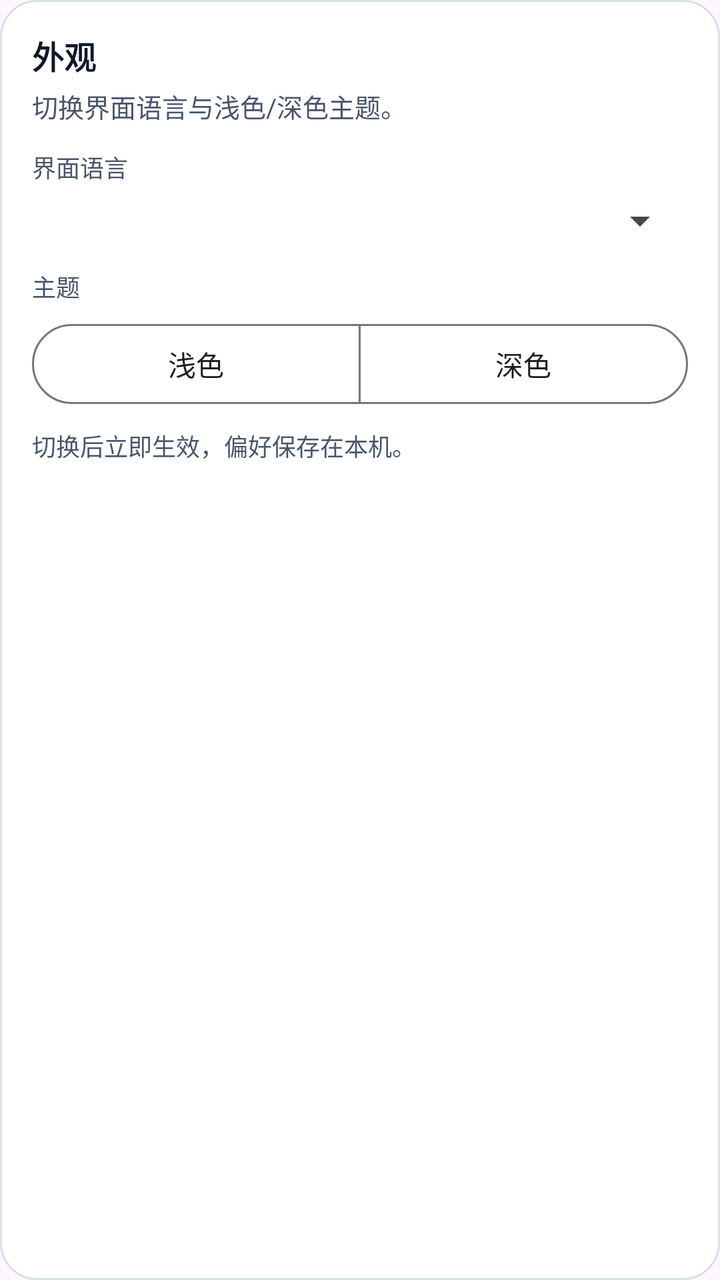
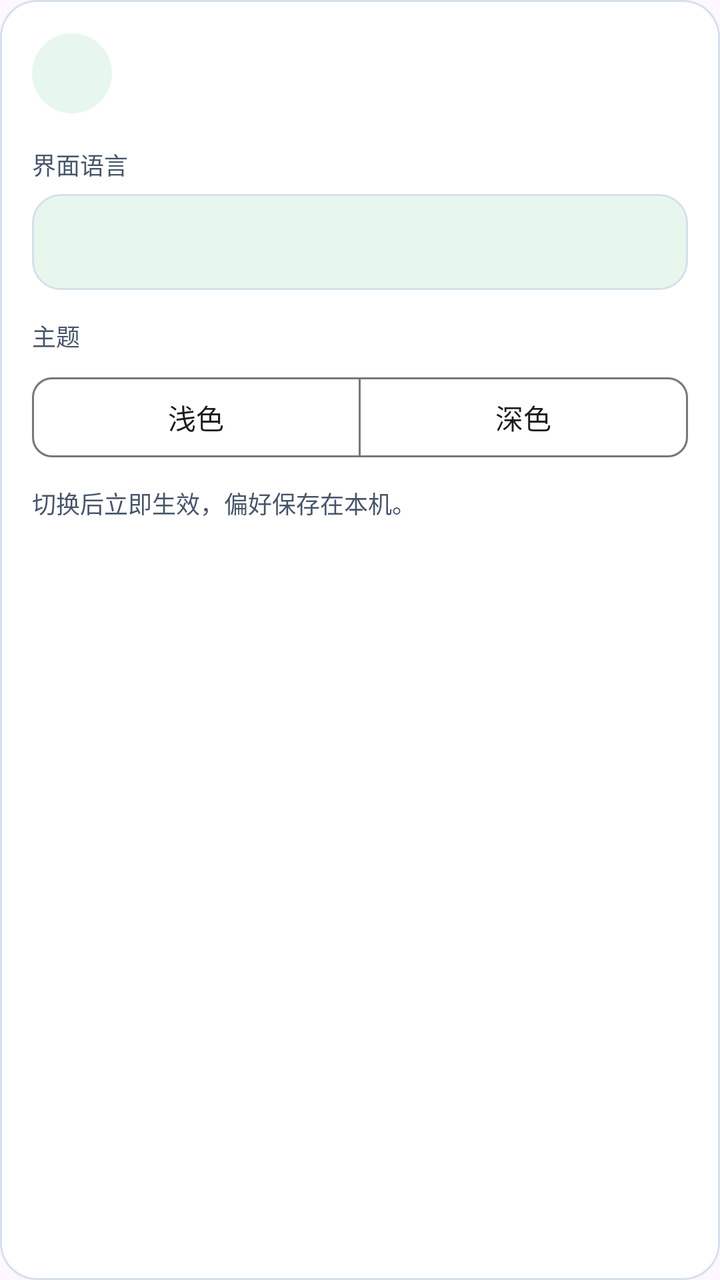

Screens rendered from an Android XML layout before and after an edit, with the pre-edit source and the edit as a unified diff.
<!-- AndroidManifest.xml: application theme Theme.CloudPhone -->
<!-- res/layout/settings_section_appearance.xml -->
<?xml version="1.0" encoding="utf-8"?>
<LinearLayout xmlns:android="http://schemas.android.com/apk/res/android"
    xmlns:app="http://schemas.android.com/apk/res-auto"
    android:layout_width="match_parent"
    android:layout_height="wrap_content"
    android:layout_marginTop="12dp"
    android:background="@drawable/bg_auth_card"
    android:orientation="vertical"
    android:padding="16dp">

    <TextView
        android:layout_width="wrap_content"
        android:layout_height="wrap_content"
        android:text="@string/settings_section_appearance_title"
        android:textColor="@color/auth_text_primary"
        android:textSize="16sp"
        android:textStyle="bold" />

    <TextView
        android:layout_width="match_parent"
        android:layout_height="wrap_content"
        android:layout_marginTop="4dp"
        android:text="@string/settings_section_appearance_desc"
        android:textColor="@color/auth_text_secondary"
        android:textSize="13sp" />

    <TextView
        android:layout_width="wrap_content"
        android:layout_height="wrap_content"
        android:layout_marginTop="12dp"
        android:text="@string/settings_language"
        android:textColor="@color/auth_text_secondary"
        android:textSize="12sp" />

    <Spinner
        android:id="@+id/spinnerLocale"
        android:layout_width="match_parent"
        android:layout_height="wrap_content"
        android:layout_marginTop="6dp" />

    <TextView
        android:layout_width="wrap_content"
        android:layout_height="wrap_content"
        android:layout_marginTop="12dp"
        android:text="@string/settings_theme"
        android:textColor="@color/auth_text_secondary"
        android:textSize="12sp" />

    <com.google.android.material.button.MaterialButtonToggleGroup
        android:id="@+id/toggleTheme"
        android:layout_width="match_parent"
        android:layout_height="wrap_content"
        android:layout_marginTop="6dp"
        app:selectionRequired="true"
        app:singleSelection="true">

        <com.google.android.material.button.MaterialButton
            android:id="@+id/buttonThemeLight"
            style="@style/Widget.Material3.Button.OutlinedButton"
            android:layout_width="0dp"
            android:layout_height="wrap_content"
            android:layout_weight="1"
            android:text="@string/settings_theme_light" />

        <com.google.android.material.button.MaterialButton
            android:id="@+id/buttonThemeDark"
            style="@style/Widget.Material3.Button.OutlinedButton"
            android:layout_width="0dp"
            android:layout_height="wrap_content"
            android:layout_weight="1"
            android:text="@string/settings_theme_dark" />
    </com.google.android.material.button.MaterialButtonToggleGroup>

    <TextView
        android:layout_width="match_parent"
        android:layout_height="wrap_content"
        android:layout_marginTop="8dp"
        android:text="@string/settings_language_hint"
        android:textColor="@color/auth_text_secondary"
        android:textSize="12sp" />
</LinearLayout>
<!-- resources referenced by this layout -->
<resources>
  <color name="auth_text_primary">#0F172A</color>
  <color name="auth_text_secondary">#475569</color>
  <!-- drawable bg_auth_card (drawable) -->
  <?xml version="1.0" encoding="utf-8"?>
  <shape xmlns:android="http://schemas.android.com/apk/res/android"
      android:shape="rectangle">
      <solid android:color="@color/auth_surface" />
      <corners android:radius="18dp" />
      <stroke
          android:width="1dp"
          android:color="@color/auth_line" />
  </shape>
  <string name="settings_language">界面语言</string>
  <string name="settings_language_hint">切换后立即生效，偏好保存在本机。</string>
  <string name="settings_section_appearance_desc">切换界面语言与浅色/深色主题。</string>
  <string name="settings_section_appearance_title">外观</string>
  <string name="settings_theme">主题</string>
  <string name="settings_theme_dark">深色</string>
  <string name="settings_theme_light">浅色</string>
  <style name="Theme.CloudPhone" parent="Base.Theme.CloudPhone" />
  <color name="auth_surface">#FFFFFF</color>
  <color name="auth_line">#D7E0EA</color>
  <style name="Base.Theme.CloudPhone" parent="Theme.Material3.DayNight.NoActionBar">
          <item name="colorPrimary">@color/auth_primary</item>
          <item name="android:statusBarColor">@color/auth_background</item>
          <item name="android:navigationBarColor">@color/auth_background</item>
          <item name="android:windowLightStatusBar">true</item>
          <item name="android:windowLightNavigationBar">true</item>
      </style>
  <color name="auth_primary">#16A34A</color>
  <color name="auth_background">#EEF2F7</color>
</resources>

<!-- the commit's change to res/layout/settings_section_appearance.xml (unified diff, before → after) -->
@@ -8,26 +8,12 @@
     android:orientation="vertical"
     android:padding="16dp">
 
-    <TextView
-        android:layout_width="wrap_content"
-        android:layout_height="wrap_content"
-        android:text="@string/settings_section_appearance_title"
-        android:textColor="@color/auth_text_primary"
-        android:textSize="16sp"
-        android:textStyle="bold" />
-
-    <TextView
-        android:layout_width="match_parent"
-        android:layout_height="wrap_content"
-        android:layout_marginTop="4dp"
-        android:text="@string/settings_section_appearance_desc"
-        android:textColor="@color/auth_text_secondary"
-        android:textSize="13sp" />
+    <include layout="@layout/include_settings_section_header" />
 
     <TextView
         android:layout_width="wrap_content"
         android:layout_height="wrap_content"
-        android:layout_marginTop="12dp"
+        android:layout_marginTop="4dp"
         android:text="@string/settings_language"
         android:textColor="@color/auth_text_secondary"
         android:textSize="12sp" />
@@ -35,13 +21,15 @@
     <Spinner
         android:id="@+id/spinnerLocale"
         android:layout_width="match_parent"
-        android:layout_height="wrap_content"
-        android:layout_marginTop="6dp" />
+        android:layout_height="48dp"
+        android:layout_marginTop="6dp"
+        android:background="@drawable/bg_settings_stat_chip"
+        android:paddingHorizontal="12dp" />
 
     <TextView
         android:layout_width="wrap_content"
         android:layout_height="wrap_content"
-        android:layout_marginTop="12dp"
+        android:layout_marginTop="14dp"
         android:text="@string/settings_theme"
         android:textColor="@color/auth_text_secondary"
         android:textSize="12sp" />
@@ -50,7 +38,7 @@
         android:id="@+id/toggleTheme"
         android:layout_width="match_parent"
         android:layout_height="wrap_content"
-        android:layout_marginTop="6dp"
+        android:layout_marginTop="8dp"
         app:selectionRequired="true"
         app:singleSelection="true">
 
@@ -60,7 +48,8 @@
             android:layout_width="0dp"
             android:layout_height="wrap_content"
             android:layout_weight="1"
-            android:text="@string/settings_theme_light" />
+            android:text="@string/settings_theme_light"
+            app:cornerRadius="10dp" />
 
         <com.google.android.material.button.MaterialButton
             android:id="@+id/buttonThemeDark"
@@ -68,14 +57,63 @@
             android:layout_width="0dp"
             android:layout_height="wrap_content"
             android:layout_weight="1"
-            android:text="@string/settings_theme_dark" />
+            android:text="@string/settings_theme_dark"
+            app:cornerRadius="10dp" />
     </com.google.android.material.button.MaterialButtonToggleGroup>
 
     <TextView
         android:layout_width="match_parent"
         android:layout_height="wrap_content"
-        android:layout_marginTop="8dp"
+        android:layout_marginTop="10dp"
+        android:lineSpacingExtra="2dp"
         android:text="@string/settings_language_hint"
         android:textColor="@color/auth_text_secondary"
         android:textSize="12sp" />
 </LinearLayout>
+<!-- res/layout/include_settings_section_header.xml (included above) -->
+<?xml version="1.0" encoding="utf-8"?>
+<LinearLayout xmlns:android="http://schemas.android.com/apk/res/android"
+    android:layout_width="match_parent"
+    android:layout_height="wrap_content"
+    android:gravity="center_vertical"
+    android:orientation="horizontal"
+    android:paddingBottom="12dp">
+
+    <FrameLayout
+        android:layout_width="40dp"
+        android:layout_height="40dp"
+        android:background="@drawable/bg_settings_icon_circle">
+
+        <ImageView
+            android:id="@+id/imageSectionIcon"
+            android:layout_width="22dp"
+            android:layout_height="22dp"
+            android:layout_gravity="center"
+            android:contentDescription="@null"
+            android:importantForAccessibility="no" />
+    </FrameLayout>
+
+    <LinearLayout
+        android:layout_width="0dp"
+        android:layout_height="wrap_content"
+        android:layout_marginStart="12dp"
+        android:layout_weight="1"
+        android:orientation="vertical">
+
+        <TextView
+            android:id="@+id/textSectionTitle"
+            android:layout_width="match_parent"
+            android:layout_height="wrap_content"
+            android:textColor="@color/auth_text_primary"
+            android:textSize="16sp"
+            android:textStyle="bold" />
+
+        <TextView
+            android:id="@+id/textSectionDesc"
+            android:layout_width="match_parent"
+            android:layout_height="wrap_content"
+            android:layout_marginTop="2dp"
+            android:textColor="@color/auth_text_secondary"
+            android:textSize="13sp" />
+    </LinearLayout>
+</LinearLayout>
<!-- resource entries referenced after the edit -->
@@ -12,16 +12,34 @@
           android:width="1dp"
           android:color="@color/auth_line" />
   </shape>
+  <!-- drawable bg_settings_icon_circle (drawable) -->
+  <?xml version="1.0" encoding="utf-8"?>
+  <shape xmlns:android="http://schemas.android.com/apk/res/android"
+      android:shape="oval">
+      <solid android:color="@color/auth_accent_soft" />
+      <size
+          android:width="40dp"
+          android:height="40dp" />
+  </shape>
+  <!-- drawable bg_settings_stat_chip (drawable) -->
+  <?xml version="1.0" encoding="utf-8"?>
+  <shape xmlns:android="http://schemas.android.com/apk/res/android"
+      android:shape="rectangle">
+      <solid android:color="@color/auth_accent_soft" />
+      <corners android:radius="14dp" />
+      <stroke
+          android:width="1dp"
+          android:color="@color/auth_line" />
+  </shape>
   <string name="settings_language">界面语言</string>
   <string name="settings_language_hint">切换后立即生效，偏好保存在本机。</string>
-  <string name="settings_section_appearance_desc">切换界面语言与浅色/深色主题。</string>
-  <string name="settings_section_appearance_title">外观</string>
   <string name="settings_theme">主题</string>
   <string name="settings_theme_dark">深色</string>
   <string name="settings_theme_light">浅色</string>
   <style name="Theme.CloudPhone" parent="Base.Theme.CloudPhone" />
   <color name="auth_surface">#FFFFFF</color>
   <color name="auth_line">#D7E0EA</color>
+  <color name="auth_accent_soft">#E8F7EE</color>
   <style name="Base.Theme.CloudPhone" parent="Theme.Material3.DayNight.NoActionBar">
           <item name="colorPrimary">@color/auth_primary</item>
           <item name="android:statusBarColor">@color/auth_background</item>
